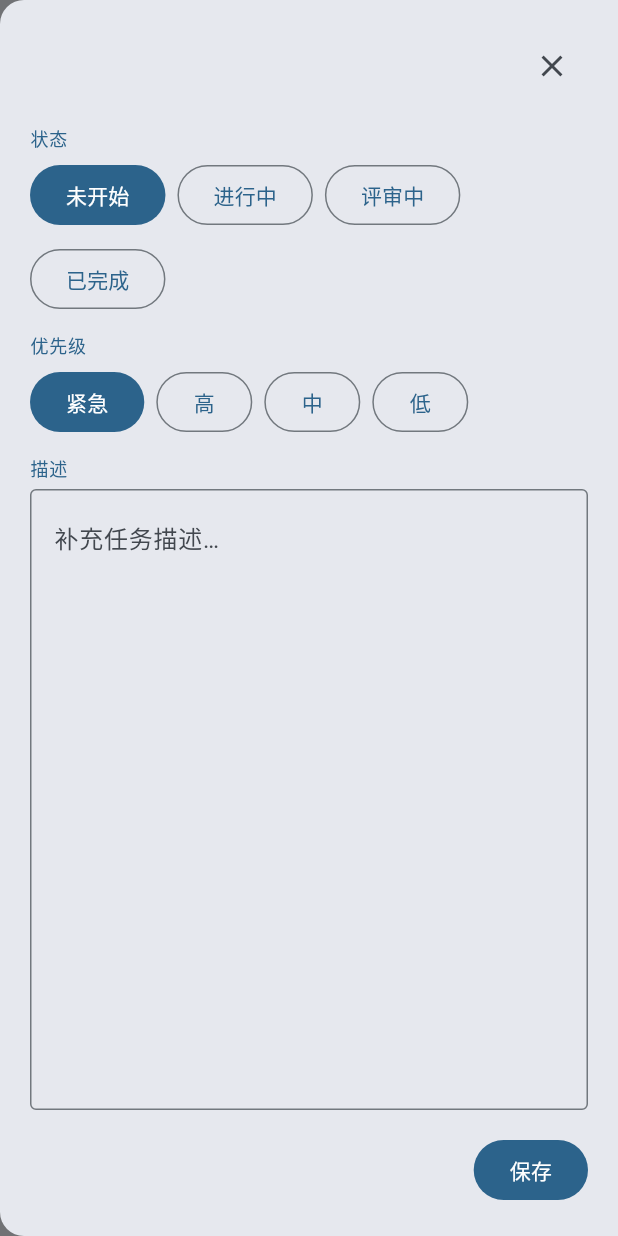
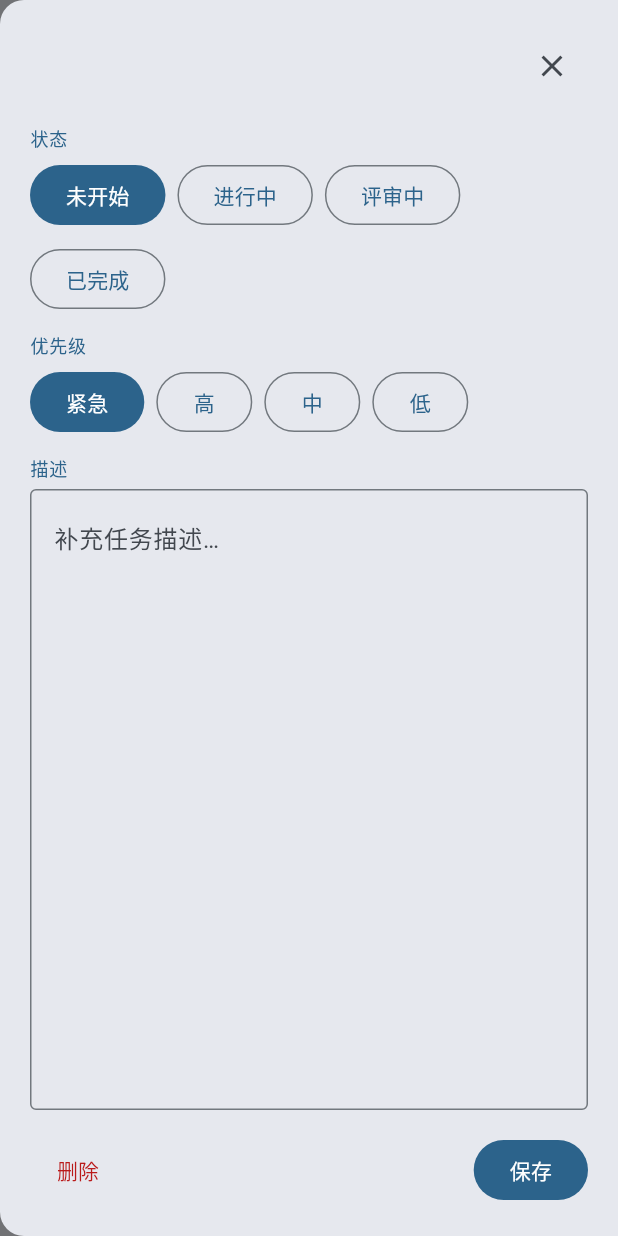
Before and after one commit to quanttide/qtcloud-execute, a Flutter app: what show() shows on an empty page, opened directly with empty values, on a phone screen of 412 x 824 dp. Run offline on Flutter 3.47's test engine with Material 3 defaults, Android fonts, the phone set to English and light mode, and no system bars; our stand-ins replace flutter_bloc, go_router; network calls fail.

Commit message:
feat(studio): 详情面板新增「删除」按钮（二次确认），仓储/Cubit 打通 DELETE 端点

```diff
--- a/src/studio/lib/widgets/task_detail_dialog.dart
+++ b/src/studio/lib/widgets/task_detail_dialog.dart
@@ -13,6 +13,7 @@ class TaskDetailDialog extends StatefulWidget {
     super.key,
     required this.task,
     required this.onUpdated,
+    this.onDeleted,
   });
 
   /// 初始任务（清单页传入）
@@ -21,15 +22,23 @@ class TaskDetailDialog extends StatefulWidget {
   /// 变更回调（清单页刷新列表——本组件不写仓储）
   final ValueChanged<Task> onUpdated;
 
+  /// 删除回调（确认后触发；null 时隐藏删除按钮）
+  final ValueChanged<String>? onDeleted;
+
   /// 便捷打开：右侧滑出面板（showDialog 右对齐包装）
   static Future<void> show(
     BuildContext context, {
     required Task task,
     required ValueChanged<Task> onUpdated,
+    ValueChanged<String>? onDeleted,
   }) {
     return showDialog<void>(
       context: context,
-      builder: (_) => TaskDetailDialog(task: task, onUpdated: onUpdated),
+      builder: (_) => TaskDetailDialog(
+        task: task,
+        onUpdated: onUpdated,
+        onDeleted: onDeleted,
+      ),
     );
   }
 
@@ -81,6 +90,32 @@ class _TaskDetailDialogState extends State<TaskDetailDialog> {
   void _save() {
     _apply(_draft.copyWith(description: _descriptionController.text));
     Navigator.of(context).pop();
+  }
+
+  /// 删除任务：二次确认后回调（页面写仓储并刷新看板）。
+  Future<void> _confirmDelete() async {
+    final confirmed = await showDialog<bool>(
+      context: context,
+      builder: (dialogContext) => AlertDialog(
+        title: const Text('删除任务'),
+        content: Text('确认删除「${_draft.title}」？此操作不可撤销。'),
+        actions: [
+          TextButton(
+            onPressed: () => Navigator.of(dialogContext).pop(false),
+            child: const Text('取消'),
+          ),
+          TextButton(
+            key: const ValueKey('confirm-delete'),
+            onPressed: () => Navigator.of(dialogContext).pop(true),
+            child: const Text('删除'),
+          ),
+        ],
+      ),
+    );
+    if (confirmed != true) return;
+    if (!mounted) return;
+    Navigator.of(context).pop();
+    widget.onDeleted?.call(widget.task.id);
   }
 
   @override
@@ -162,13 +197,24 @@ class _TaskDetailDialogState extends State<TaskDetailDialog> {
                 ),
               ),
               const SizedBox(height: 16),
-              Align(
-                alignment: Alignment.centerRight,
-                child: FilledButton(
-                  key: const ValueKey('save-description'),
-                  onPressed: _save,
-                  child: const Text('保存'),
-                ),
+              Row(
+                children: [
+                  if (widget.onDeleted != null)
+                    TextButton(
+                      key: const ValueKey('delete-task'),
+                      style: TextButton.styleFrom(
+                        foregroundColor: theme.colorScheme.error,
+                      ),
+                      onPressed: _confirmDelete,
+                      child: const Text('删除'),
+                    ),
+                  const Spacer(),
+                  FilledButton(
+                    key: const ValueKey('save-description'),
+                    onPressed: _save,
+                    child: const Text('保存'),
+                  ),
+                ],
               ),
             ],
           ),
```
Also changed, not shown: src/studio/lib/repositories/task_repository.dart (+27 -5 lines), src/studio/lib/screens/task_list_screen.dart (+7 -8 lines), src/studio/lib/states/board_cubit.dart (+11 -0 lines), 2 other files.
